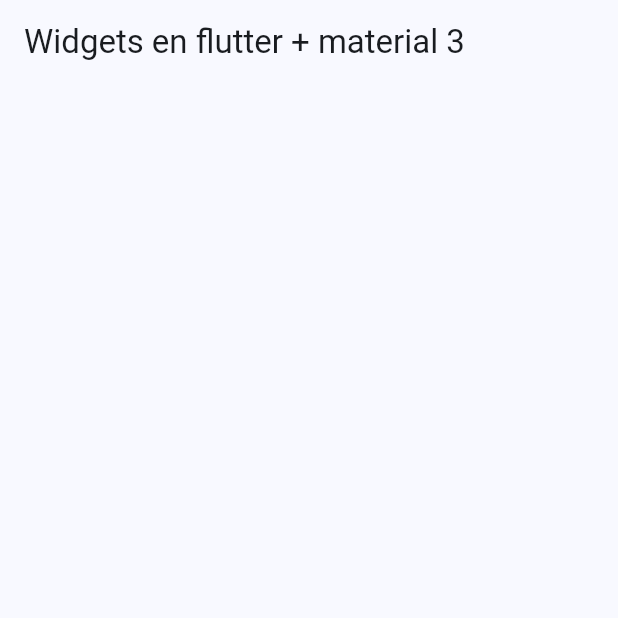
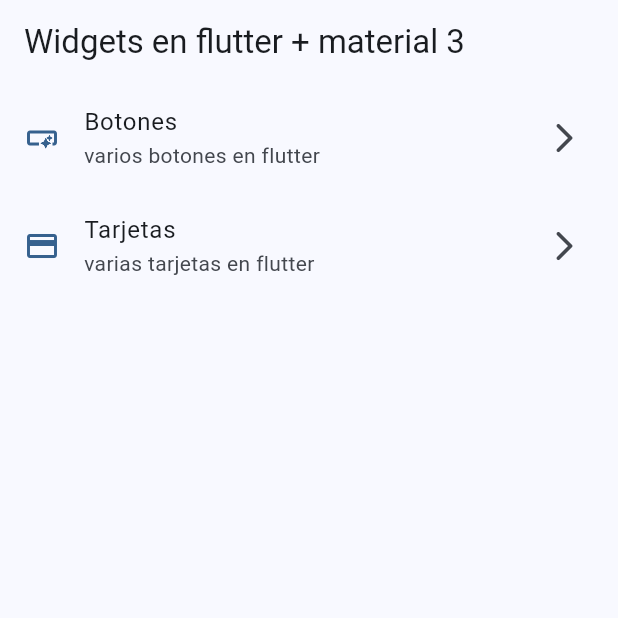
Before and after one commit to isamed92/widget-update, a Flutter app: the screen it shows after launch, on a phone screen of 412 x 824 dp, the top half of it. Run offline on Flutter 3.47's test engine with Material 2 defaults, Android fonts, the phone set to English and light mode, and no system bars.

Commit message:
home screen added

```diff
--- a/lib/presentation/screens/home/home_screen.dart
+++ b/lib/presentation/screens/home/home_screen.dart
@@ -1,4 +1,5 @@
 import 'package:flutter/material.dart';
+import 'package:widgets_app/config/menu/menu_items.dart';
 
 class HomeScreen extends StatelessWidget {
   const HomeScreen({super.key});
@@ -10,6 +11,45 @@ class HomeScreen extends StatelessWidget {
         title: const Text('Widgets en flutter + material 3'),
         centerTitle: false,
       ),
+      body: _HomeView(),
     );
   }
 }
+
+class _HomeView extends StatelessWidget {
+  @override
+  Widget build(BuildContext context) {
+    return ListView.builder(
+      itemBuilder: (context, index) {
+        final menuItem = appMenuItems[index];
+        return _CustomListTile(menuItem: menuItem);
+      },
+      itemCount: appMenuItems.length,
+    );
+  }
+}
+
+class _CustomListTile extends StatelessWidget {
+  const _CustomListTile({
+    required this.menuItem,
+  });
+
+  final MenuItems menuItem;
+
+  @override
+  Widget build(BuildContext context) {
+    final colors = Theme.of(context).colorScheme;
+    return ListTile(
+      title: Text(menuItem.title),
+      subtitle: Text(menuItem.subTitle),
+      leading: Icon(
+        menuItem.icon,
+        color: colors.primary,
+      ),
+      onTap: () {
+        //todo navigate to another screen
+      },
+      trailing: const Icon(Icons.arrow_forward_ios_rounded),
+    );
+  }
+}
```
